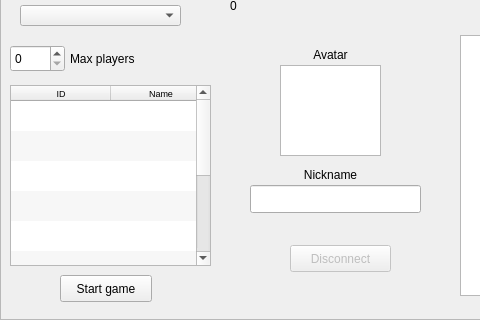
Old version of the form gui/ui/MenuFrame.ui in the repository contremaitre/BomberDude; both pictures show x 0 to 480 and y 265 to 585 of the 800 by 585 pixel window.
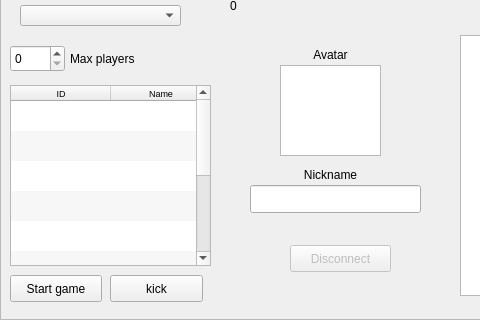
New version of the form.

Commit message: Add an admin function to kick a player

The edit to the form file:
```diff
--- a/gui/ui/MenuFrame.ui
+++ b/gui/ui/MenuFrame.ui
@@ -157,7 +157,7 @@
    <widget class="QPushButton" name="startGameButton">
     <property name="geometry">
      <rect>
-      <x>60</x>
+      <x>10</x>
       <y>320</y>
       <width>92</width>
       <height>27</height>
@@ -306,6 +306,19 @@
      </rect>
     </property>
    </widget>
+   <widget class="QPushButton" name="kickButton">
+    <property name="geometry">
+     <rect>
+      <x>110</x>
+      <y>320</y>
+      <width>93</width>
+      <height>27</height>
+     </rect>
+    </property>
+    <property name="text">
+     <string>kick</string>
+    </property>
+   </widget>
   </widget>
   <widget class="QGraphicsView" name="previewGraphicsView">
    <property name="geometry">
```
Left out of the diff: 2 changed lines with no effect on the pictures. The commit also changes 10 other files.
